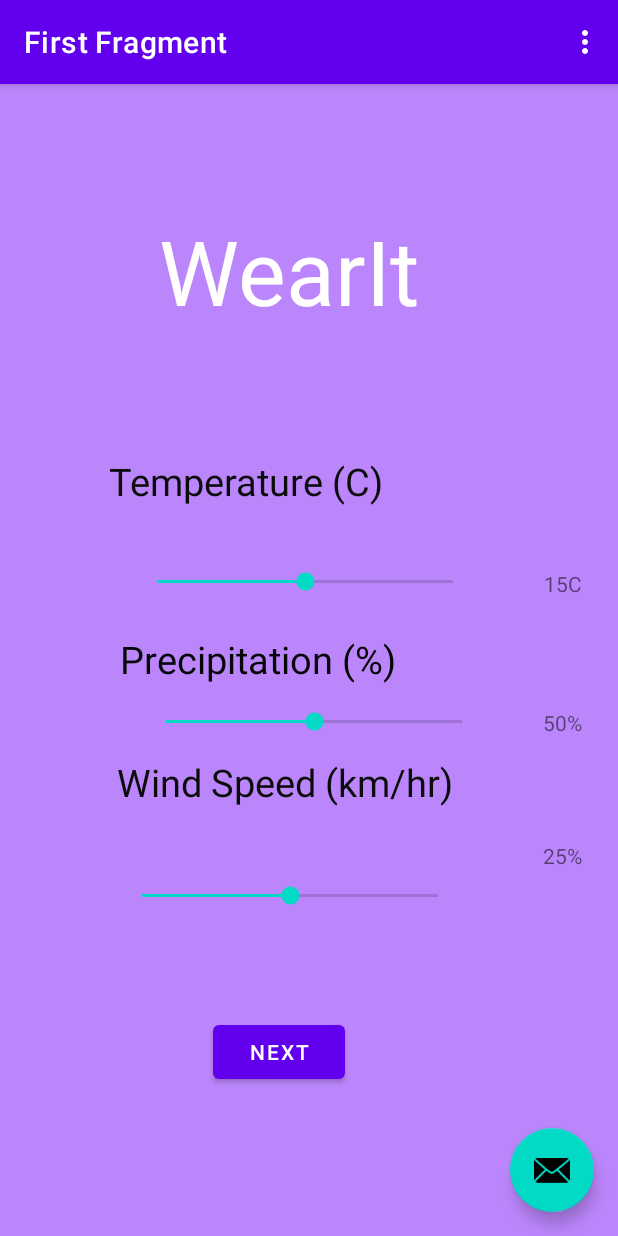
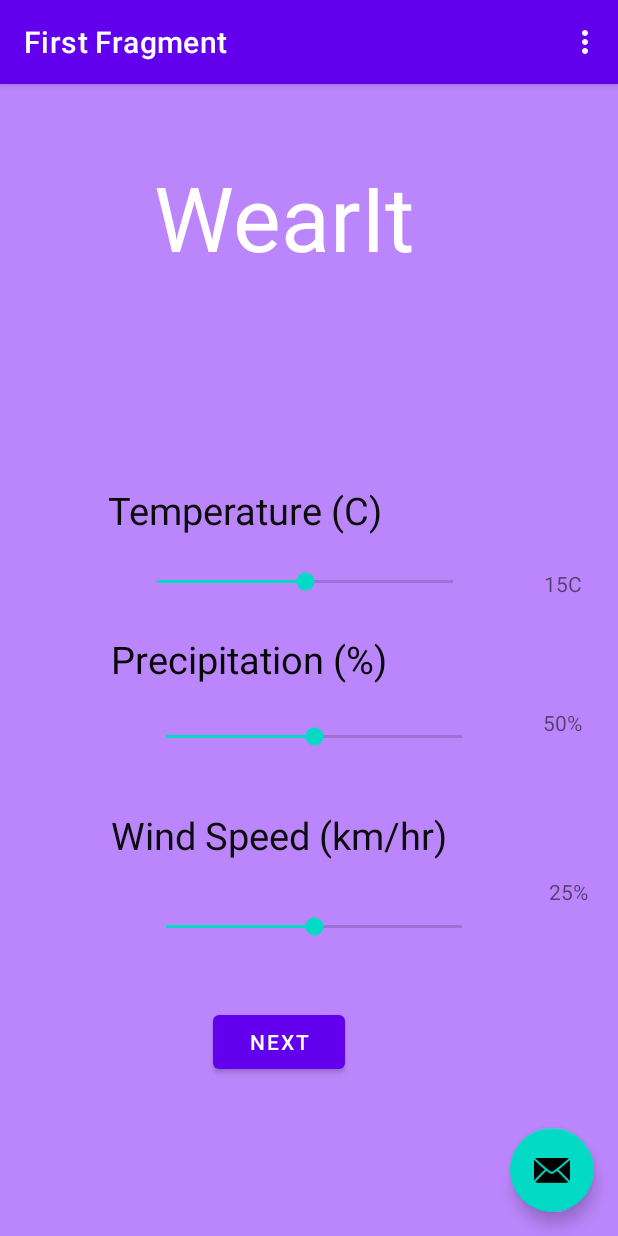
Before and after one commit to Selena-L/WearIt, an Android app: the screen it shows after launch (MainActivity), on a phone screen of 412 x 824 dp. Run offline under Robolectric (Android 15) with nearby library versions, the phone set to English and light mode, and no system bars; our stand-ins replace navigation-ui.

Commit message:
Minor adjustments to textbox alignment

```diff
--- a/app/src/main/res/layout/fragment_first.xml
+++ b/app/src/main/res/layout/fragment_first.xml
@@ -11,14 +11,14 @@
         android:id="@+id/textview_first"
         android:layout_width="wrap_content"
         android:layout_height="wrap_content"
-        android:layout_marginTop="84dp"
+        android:layout_marginTop="48dp"
         android:background="@color/purple_200"
         android:fontFamily="sans-serif"
         android:text="@string/hello_first_fragment"
         android:textColor="@android:color/white"
         android:textSize="60sp"
         app:layout_constraintEnd_toEndOf="parent"
-        app:layout_constraintHorizontal_bias="0.443"
+        app:layout_constraintHorizontal_bias="0.43"
         app:layout_constraintStart_toStartOf="parent"
         app:layout_constraintTop_toTopOf="parent" />
 
@@ -71,7 +71,7 @@
         app:layout_constraintHorizontal_bias="0.712"
         app:layout_constraintStart_toStartOf="parent"
         app:layout_constraintTop_toTopOf="parent"
-        app:layout_constraintVertical_bias="0.563" />
+        app:layout_constraintVertical_bias="0.579" />
 
     <TextView
         android:id="@+id/precipitation_value"
@@ -93,21 +93,21 @@
         android:progress="25"
         app:layout_constraintBottom_toBottomOf="parent"
         app:layout_constraintEnd_toStartOf="@+id/windSpeed_value"
-        app:layout_constraintHorizontal_bias="0.594"
+        app:layout_constraintHorizontal_bias="0.692"
         app:layout_constraintStart_toStartOf="parent"
         app:layout_constraintTop_toTopOf="parent"
-        app:layout_constraintVertical_bias="0.74" />
+        app:layout_constraintVertical_bias="0.771" />
 
     <TextView
         android:id="@+id/windSpeed_value"
         android:layout_width="wrap_content"
         android:layout_height="wrap_content"
-        android:layout_marginEnd="24dp"
+        android:layout_marginEnd="20dp"
         android:text="TextView"
         app:layout_constraintBottom_toBottomOf="parent"
         app:layout_constraintEnd_toEndOf="parent"
         app:layout_constraintTop_toTopOf="parent"
-        app:layout_constraintVertical_bias="0.674" />
+        app:layout_constraintVertical_bias="0.706" />
 
     <TextView
         android:id="@+id/Temperature_textbox"
@@ -118,21 +118,21 @@
         android:textSize="25sp"
         app:layout_constraintBottom_toBottomOf="parent"
         app:layout_constraintEnd_toEndOf="parent"
-        app:layout_constraintHorizontal_bias="0.316"
+        app:layout_constraintHorizontal_bias="0.314"
         app:layout_constraintStart_toStartOf="parent"
         app:layout_constraintTop_toTopOf="parent"
-        app:layout_constraintVertical_bias="0.337" />
+        app:layout_constraintVertical_bias="0.364" />
 
     <TextView
         android:id="@+id/Precipitation_box"
         android:layout_width="wrap_content"
         android:layout_height="wrap_content"
-        android:text=" Precipitation (%)"
+        android:text="Precipitation (%)"
         android:textColor="#070707"
         android:textSize="25sp"
         app:layout_constraintBottom_toBottomOf="parent"
         app:layout_constraintEnd_toEndOf="parent"
-        app:layout_constraintHorizontal_bias="0.333"
+        app:layout_constraintHorizontal_bias="0.325"
         app:layout_constraintStart_toStartOf="parent"
         app:layout_constraintTop_toTopOf="parent"
         app:layout_constraintVertical_bias="0.499" />
@@ -146,10 +146,10 @@
         android:textSize="25sp"
         app:layout_constraintBottom_toBottomOf="parent"
         app:layout_constraintEnd_toEndOf="parent"
-        app:layout_constraintHorizontal_bias="0.414"
+        app:layout_constraintHorizontal_bias="0.393"
         app:layout_constraintStart_toStartOf="parent"
         app:layout_constraintTop_toTopOf="parent"
-        app:layout_constraintVertical_bias="0.611" />
+        app:layout_constraintVertical_bias="0.659" />
 
 
 </androidx.constraintlayout.widget.ConstraintLayout>
```
